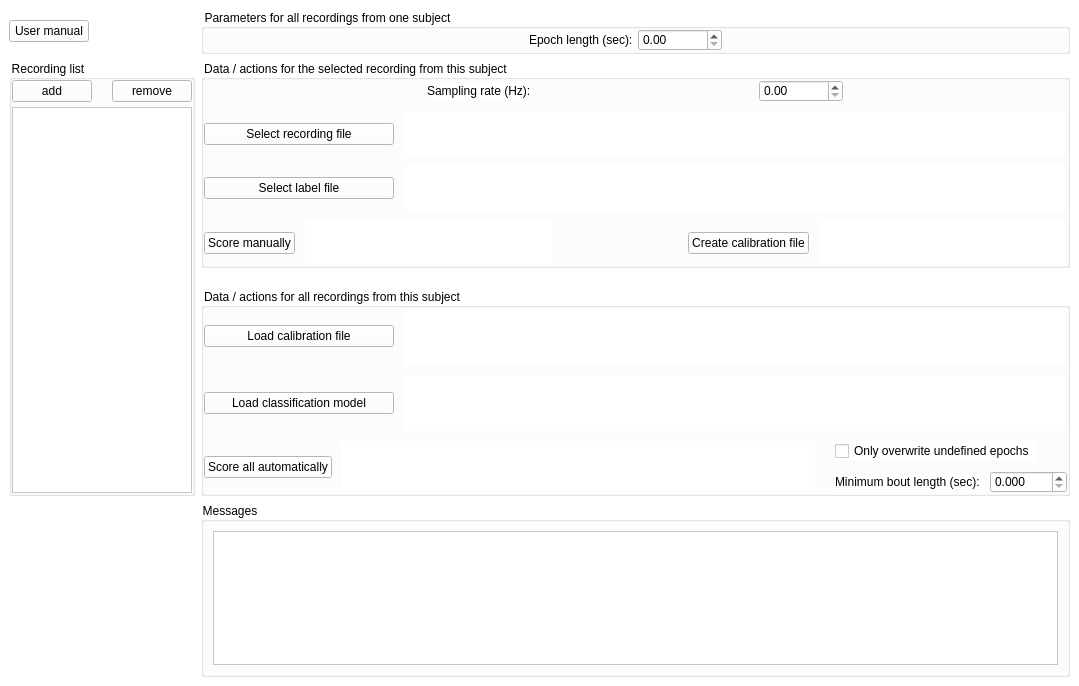
Above: accusleepy/gui/window0.ui from zekebarger/AccuSleePy before the change. Below: the same form after it.
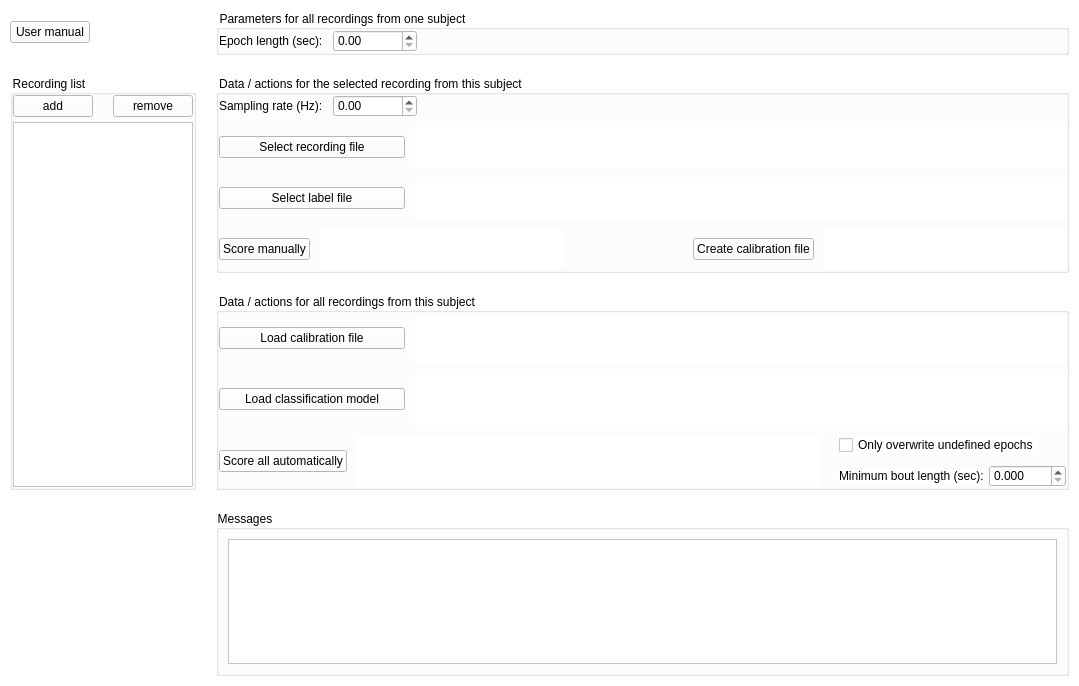
That is the form after the change.

```diff
--- a/accusleepy/gui/window0.ui
+++ b/accusleepy/gui/window0.ui
@@ -30,6 +30,21 @@
     </sizepolicy>
    </property>
    <layout class="QGridLayout" name="gridLayout" rowstretch="1,5,2" columnstretch="1,5">
+    <property name="leftMargin">
+     <number>10</number>
+    </property>
+    <property name="topMargin">
+     <number>10</number>
+    </property>
+    <property name="rightMargin">
+     <number>10</number>
+    </property>
+    <property name="bottomMargin">
+     <number>10</number>
+    </property>
+    <property name="spacing">
+     <number>20</number>
+    </property>
     <item row="0" column="0">
      <widget class="QPushButton" name="usermanualbutton">
       <property name="sizePolicy">
@@ -62,9 +77,9 @@
         <number>0</number>
        </property>
        <item>
-        <layout class="QHBoxLayout" name="epochlengthlayout" stretch="4,2">
+        <layout class="QHBoxLayout" name="epochlengthlayout" stretch="1,1,7">
          <property name="spacing">
-          <number>5</number>
+          <number>10</number>
          </property>
          <item>
           <widget class="QLabel" name="epochlengthlabel">
@@ -95,10 +110,8 @@
            </property>
           </widget>
          </item>
-        </layout>
-       </item>
        <item>
-        <spacer name="horizontalSpacer">
+          <spacer name="horizontalSpacer_3">
          <property name="orientation">
           <enum>Qt::Orientation::Horizontal</enum>
          </property>
@@ -112,6 +125,8 @@
           </size>
          </property>
         </spacer>
+         </item>
+        </layout>
        </item>
       </layout>
      </widget>
@@ -124,6 +139,9 @@
         <verstretch>0</verstretch>
        </sizepolicy>
       </property>
+      <property name="styleSheet">
+       <string notr="true"/>
+      </property>
       <property name="title">
        <string>Recording list</string>
       </property>
@@ -222,9 +240,9 @@
           <number>0</number>
          </property>
          <item>
-          <layout class="QHBoxLayout" name="samplingratelayout" stretch="4,2">
+          <layout class="QHBoxLayout" name="samplingratelayout" stretch="1,1,7">
            <property name="spacing">
-            <number>5</number>
+            <number>10</number>
            </property>
            <item>
             <widget class="QLabel" name="samplingratelabel">
@@ -255,6 +273,22 @@
              </property>
             </widget>
            </item>
+           <item>
+            <spacer name="horizontalSpacer_2">
+             <property name="orientation">
+              <enum>Qt::Orientation::Horizontal</enum>
+             </property>
+             <property name="sizeType">
+              <enum>QSizePolicy::Policy::Preferred</enum>
+             </property>
+             <property name="sizeHint" stdset="0">
+              <size>
+               <width>20</width>
+               <height>5</height>
+              </size>
+             </property>
+            </spacer>
+           </item>
           </layout>
          </item>
          <item>
@@ -504,6 +538,9 @@
              </item>
              <item>
               <layout class="QHBoxLayout" name="boutlengthlayout">
+               <property name="spacing">
+                <number>5</number>
+               </property>
                <item>
                 <widget class="QLabel" name="boutlengthlabel">
                  <property name="sizePolicy">
```
Left out of the diff: 6 changed lines with no effect on the pictures. Lines whose indentation alone changed are shown as unchanged.
